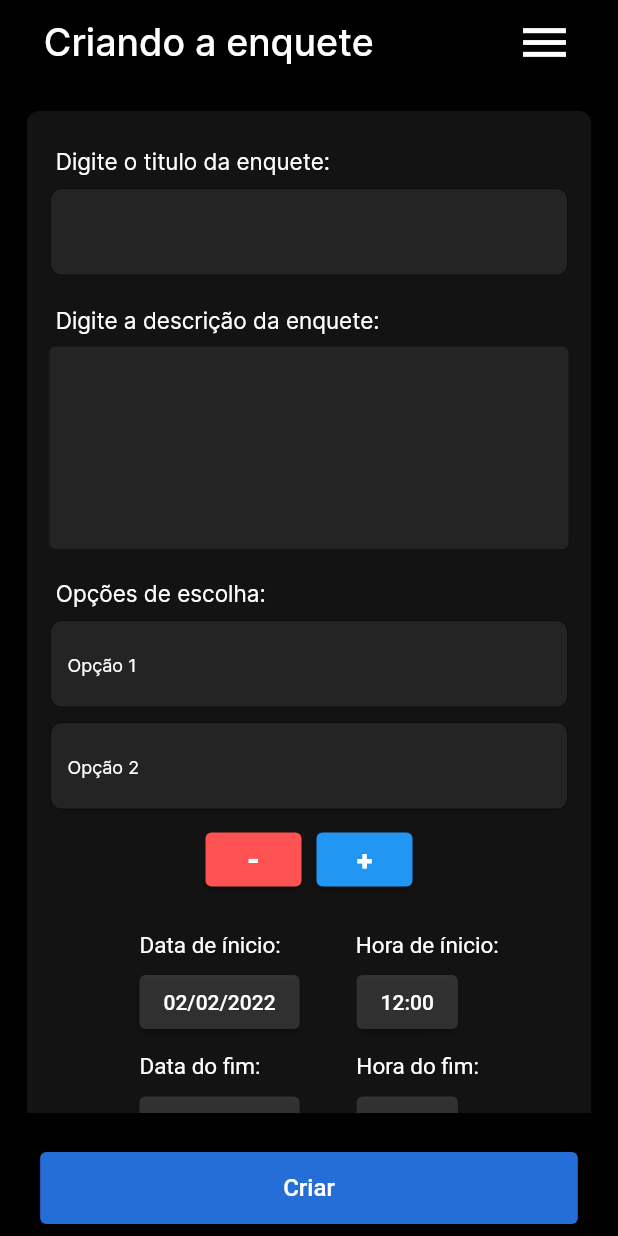
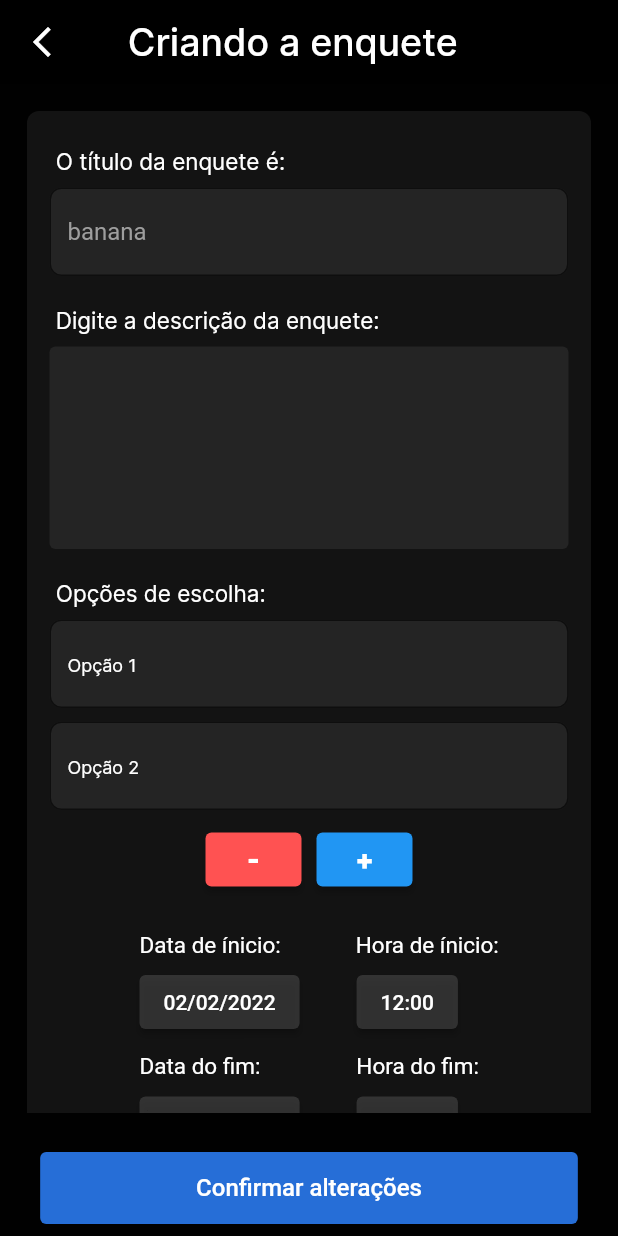
Before and after one commit to hadrianrabelo/sisvoli-front, a Flutter app: the screen it shows after launch, on a phone screen of 412 x 824 dp. Run offline on Flutter 3.47's test engine with Material 2 defaults, Android fonts, the light colour scheme and no system bars; our stand-ins replace flutter_dotenv.

Commit message:
Building Page

```diff
--- a/lib/models/cpf_model.dart
+++ /dev/null
@@ -1 +0,0 @@
-class CpfModel {}
--- a/lib/models/user_model.dart
+++ b/lib/models/user_model.dart
@@ -0,0 +1,3 @@
+class option{
+
+}
--- a/lib/my_app_widget.dart
+++ b/lib/my_app_widget.dart
@@ -1,5 +1,5 @@
 import 'package:flutter/material.dart';
-import 'package:urnavotos/views/creating_page.dart';
+import 'package:urnavotos/views/editing_poll_page.dart';
 
 
 class MyApp extends StatelessWidget {
@@ -11,7 +11,7 @@ class MyApp extends StatelessWidget {
 
         title: 'Sisvoli',
         debugShowCheckedModeBanner: false,
-        home: CreatingPage(),
+        home: EditingPollPage(),
     );
   }
 }
--- a/lib/view_models/creating_page_model.dart
+++ b/lib/view_models/editing_poll_page_model.dart
@@ -1,6 +1,6 @@
 import 'package:flutter/material.dart';
 
-class CreatingPageModel {
+class EditingPollPageModel {
 
   SnackBar snackBarText (String text) {
     return SnackBar(
@@ -31,13 +31,9 @@ class CreatingPageModel {
     return null;
   }
 
+}
 
-
-
-
-
-
-
-
-
+class AlwaysDisabledFocusNode extends FocusNode {
+  @override
+  bool get hasFocus => false;
 }
--- a/lib/views/creating_page.dart
+++ b/lib/views/editing_poll_page.dart
@@ -3,16 +3,16 @@ import 'package:urnavotos/sisvoli-modules/creating_module.dart';
 import 'package:urnavotos/values/background.dart';
 import 'package:urnavotos/values/custom_colors.dart';
 import 'package:intl/intl.dart';
-import 'package:urnavotos/view_models/creating_page_model.dart';
+import 'package:urnavotos/view_models/editing_poll_page_model.dart';
 
-class CreatingPage extends StatefulWidget {
-  const CreatingPage({Key? key}) : super(key: key);
+class EditingPollPage extends StatefulWidget {
+  const EditingPollPage({Key? key}) : super(key: key);
 
   @override
-  State<CreatingPage> createState() => _RegisterPageState();
+  State<EditingPollPage> createState() => _EditingPollPageState();
 }
 
-class _RegisterPageState extends State<CreatingPage> {
+class _EditingPollPageState extends State<EditingPollPage> {
   final _formKey = GlobalKey<FormState>();
   final _chooseKey = GlobalKey<FormState>();
   int numberTotal = 1;
@@ -21,7 +21,7 @@ class _RegisterPageState extends State<CreatingPage> {
   DateTime dateTimeSecond = DateTime(2022, 02, 02, 12, 00);
   DateTime compareDate = DateTime(2022, 02, 02, 12, 00);
   List listChooses = [null];
-  final TextEditingController _titleController = TextEditingController();
+  final TextEditingController _titleController = TextEditingController(text: "banana");
   final TextEditingController _descriptionController = TextEditingController();
 
   @override
@@ -32,6 +32,13 @@ class _RegisterPageState extends State<CreatingPage> {
       },
       child: Scaffold(
         appBar: AppBar(
+          leading: IconButton(
+            onPressed: (){
+              //Navigator.pop(context);
+              getPoll();
+            },
+            icon: const Icon(Icons.arrow_back_ios_new_outlined, color: Colors.white),
+          ),
           backgroundColor: Colors.black,
           title: const Text(
             '  Criando a enquete',
@@ -41,16 +48,6 @@ class _RegisterPageState extends State<CreatingPage> {
               fontFamily: 'Inter',
             ),
           ),
-          actions: const [
-            Icon(
-              Icons.menu,
-              size: 38,
-              color: Colors.white,
-            ),
-            SizedBox(
-              width: 30,
-            )
-          ],
         ),
         body: BackGround(
           background: Form(
@@ -60,6 +57,7 @@ class _RegisterPageState extends State<CreatingPage> {
               child: SingleChildScrollView(
                 child: Column(
                   mainAxisAlignment: MainAxisAlignment.start,
+                  crossAxisAlignment: CrossAxisAlignment.start,
                   children: [
                     Container(
                       padding: const EdgeInsets.all(15.0),
@@ -75,7 +73,7 @@ class _RegisterPageState extends State<CreatingPage> {
                             height: 9,
                           ),
                           const Text(
-                            " Digite o titulo da enquete:",
+                            " O título da enquete é:",
                             style: TextStyle(
                               color: Colors.white,
                               fontSize: 15,
@@ -87,19 +85,10 @@ class _RegisterPageState extends State<CreatingPage> {
                           ),
                           TextFormField(
                             controller: _titleController,
-                            validator: (String? value) {
-                              if (CreatingPageModel().validAndLength(value) ==
-                                  '1') {
-                                return "Titulo Obrigatório";
-                              } else if (CreatingPageModel()
-                                      .validAndLength(value) ==
-                                  '2') {
-                                return "No mínimo 8 caracteres";
-                              }
-                              return null;
-                            },
+                            enableInteractiveSelection: false,
+                            focusNode: AlwaysDisabledFocusNode(),
                             style: const TextStyle(
-                              color: Colors.white,
+                              color: Colors.grey,
                             ),
                             decoration: const InputDecoration(
                               fillColor: Color.fromRGBO(255, 255, 255, 0.07),
@@ -128,10 +117,10 @@ class _RegisterPageState extends State<CreatingPage> {
                           TextFormField(
                             controller: _descriptionController,
                             validator: (String? value) {
-                              if (CreatingPageModel().validAndLength(value) ==
+                              if (EditingPollPageModel().validAndLength(value) ==
                                   '1') {
                                 return "Descrição Obrigatória";
-                              } else if (CreatingPageModel()
+                              } else if (EditingPollPageModel()
                                   .validAndLength(value) ==
                                   '2') {
                                 return "No mínimo 8 caracteres";
@@ -185,7 +174,7 @@ class _RegisterPageState extends State<CreatingPage> {
                                           0.840,
                                       child: TextFormField(
                                         validator: (String? value) {
-                                          if (CreatingPageModel()
+                                          if (EditingPollPageModel()
                                               .chooseValid(value)) {
                                             return "preenchimento obrigatório";
                                           }
@@ -232,7 +221,7 @@ class _RegisterPageState extends State<CreatingPage> {
                                 onPressed: () {
                                   if (1 >= numberChoice) {
                                     ScaffoldMessenger.of(context).showSnackBar(
-                                        CreatingPageModel().snackBarText(
+                                        EditingPollPageModel().snackBarText(
                                             "Mínimo de duas opções"));
                                   } else {
                                     listChooses.removeLast();
@@ -271,7 +260,7 @@ class _RegisterPageState extends State<CreatingPage> {
                                     );
                                   } else {
                                     ScaffoldMessenger.of(context).showSnackBar(
-                                        CreatingPageModel().snackBarText(
+                                        EditingPollPageModel().snackBarText(
                                             "Preencha as opções vazias"));
                                   }
                                 },
@@ -494,23 +483,23 @@ class _RegisterPageState extends State<CreatingPage> {
                           dateTimeSecond == compareDate)
                       {
                         ScaffoldMessenger.of(context).showSnackBar(
-                            CreatingPageModel().snackBarText(
+                            EditingPollPageModel().snackBarText(
                                 "Selecione as datas e horas corretamente"));
                       } else if (dateTime.compareTo(DateTime.now()) < 0 ||
                           dateTimeSecond.compareTo(DateTime.now()) < 0) {
                         ScaffoldMessenger.of(context).showSnackBar(
-                            CreatingPageModel().snackBarText(
+                            EditingPollPageModel().snackBarText(
                                 "A data e hora selecionada é invalida"));
                       }else if (formValid & chooseValid) {
                         createPoll(_titleController, _descriptionController,
                             dateTime, dateTimeSecond);
                         if (CreatingPoll().statusCode != 0) {
                           ScaffoldMessenger.of(context).showSnackBar(
-                              CreatingPageModel().snackBarText(
+                              EditingPollPageModel().snackBarText(
                                   "Refaça o processo"));
                         }
                       } else {ScaffoldMessenger.of(context).showSnackBar(
-                          CreatingPageModel().snackBarText(
+                          EditingPollPageModel().snackBarText(
                               "Preencha as opções corretamente"));}
 
                     },
@@ -519,7 +508,7 @@ class _RegisterPageState extends State<CreatingPage> {
                           Color.fromRGBO(38, 110, 215, 1.0)),
                     ),
                     child: const Text(
-                      "Criar",
+                      "Confirmar alterações",
                       style: TextStyle(
                           fontSize: 16,
                           fontFamily: 'Roboto',
```
Also changed, not shown: lib/models/options_model.dart (added, +21 -0 lines), lib/models/poll_model.dart (added, +58 -0 lines), lib/sisvoli-modules/creating_module.dart (+20 -0 lines). Lines whose indentation alone changed are shown as unchanged.
